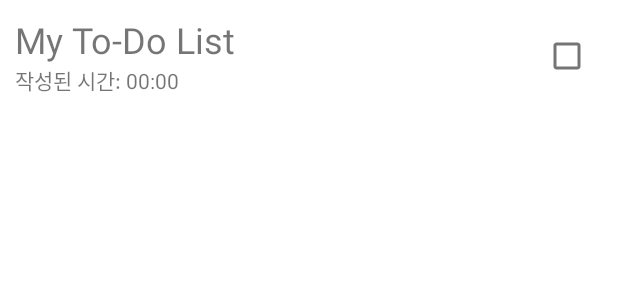
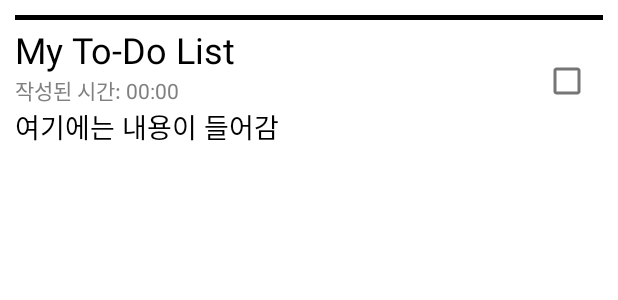
Before and after one commit to GDSC-PKNU-Official/To-Do-Android, an Android app: the layout todo_item_list.xml on its own in the app's theme, with its tools: preview values and no code run, on a phone screen of 412 x 824 dp. Shown: the top 300 px of the screen. Run offline under Robolectric (Android 15) with nearby library versions, the phone set to English and light mode, and no system bars.

Commit message:
2022-02-06. 13:01 백업

```diff
--- a/app/build.gradle
+++ b/app/build.gradle
@@ -38,9 +38,9 @@ android {
 dependencies {
 
     implementation 'androidx.core:core-ktx:1.7.0'
-    implementation 'androidx.appcompat:appcompat:1.4.0'
-    implementation 'com.google.android.material:material:1.4.0'
-    implementation 'androidx.constraintlayout:constraintlayout:2.1.2'
+    implementation 'androidx.appcompat:appcompat:1.4.1'
+    implementation 'com.google.android.material:material:1.5.0'
+    implementation 'androidx.constraintlayout:constraintlayout:2.1.3'
     testImplementation 'junit:junit:4.13.2'
     androidTestImplementation 'androidx.test.ext:junit:1.1.3'
     androidTestImplementation 'androidx.test.espresso:espresso-core:3.4.0'
--- a/app/src/main/java/com/gdsc/todo/model/TodoModel.kt
+++ b/app/src/main/java/com/gdsc/todo/model/TodoModel.kt
@@ -7,6 +7,6 @@ package com.gdsc.todo.model
 
 data class TodoModel(
     var title: String,
-    var content: String,
-    var timeStamp: Long
+    var timeStamp: Long,
+    var content: String
 )
--- a/app/src/main/res/layout/todo_item_list.xml
+++ b/app/src/main/res/layout/todo_item_list.xml
@@ -6,31 +6,51 @@
     android:layout_height="wrap_content"
     android:layout_margin="10dp">
 
+    <View
+        android:id="@+id/todoItemList_contourV"
+        android:layout_width="match_parent"
+        android:layout_height="3dp"
+        android:layout_marginBottom="3dp"
+        android:background="@color/black"
+        app:layout_constraintBottom_toTopOf="@id/todoItemList_titleTV"
+        app:layout_constraintEnd_toEndOf="parent"
+        app:layout_constraintStart_toStartOf="parent" />
+
     <TextView
-        android:id="@+id/todo_item_list_titleTV"
+        android:id="@+id/todoItemList_titleTV"
         android:layout_width="0dp"
         android:layout_height="wrap_content"
-        android:text="My To-Do List"
+        android:textColor="@color/black"
         android:textSize="24sp"
-        app:layout_constraintBottom_toTopOf="@id/todo_item_list_TimeStampTV"
+        app:layout_constraintBottom_toTopOf="@id/todoItemList_TimeStampTV"
         app:layout_constraintStart_toStartOf="parent"
-        app:layout_constraintTop_toTopOf="parent" />
+        tools:text="My To-Do List" />
 
     <TextView
-        android:id="@+id/todo_item_list_TimeStampTV"
+        android:id="@+id/todoItemList_TimeStampTV"
         android:layout_width="match_parent"
         android:layout_height="wrap_content"
+        android:textColor="#808080"
         app:layout_constraintStart_toStartOf="parent"
-        app:layout_constraintTop_toBottomOf="@id/todo_item_list_titleTV"
+        app:layout_constraintTop_toBottomOf="@id/todoItemList_titleTV"
         tools:text="작성된 시간: 00:00" />
 
+    <TextView
+        android:id="@+id/todoItemList_ContentsTV"
+        android:layout_width="0dp"
+        android:layout_height="wrap_content"
+        android:textColor="@color/black"
+        android:textSize="18sp"
+        app:layout_constraintStart_toStartOf="parent"
+        app:layout_constraintTop_toBottomOf="@id/todoItemList_TimeStampTV"
+        tools:text="여기에는 내용이 들어감" />
+
     <CheckBox
-        android:id="@+id/todo_item_list_CheckCB"
+        android:id="@+id/todoItemList_CheckCB"
         android:layout_width="wrap_content"
         android:layout_height="wrap_content"
         app:layout_constraintBottom_toBottomOf="parent"
-        app:layout_constraintTop_toTopOf="parent"
         app:layout_constraintEnd_toEndOf="parent"
-        />
+        app:layout_constraintTop_toTopOf="parent" />
 
 </androidx.constraintlayout.widget.ConstraintLayout>
```
Also changed, not shown: app/src/main/java/com/gdsc/todo/view/MainActivity.kt (+25 -0 lines), app/src/main/java/com/gdsc/todo/view/adapter/TodoListAdapter.kt (+6 -10 lines).
